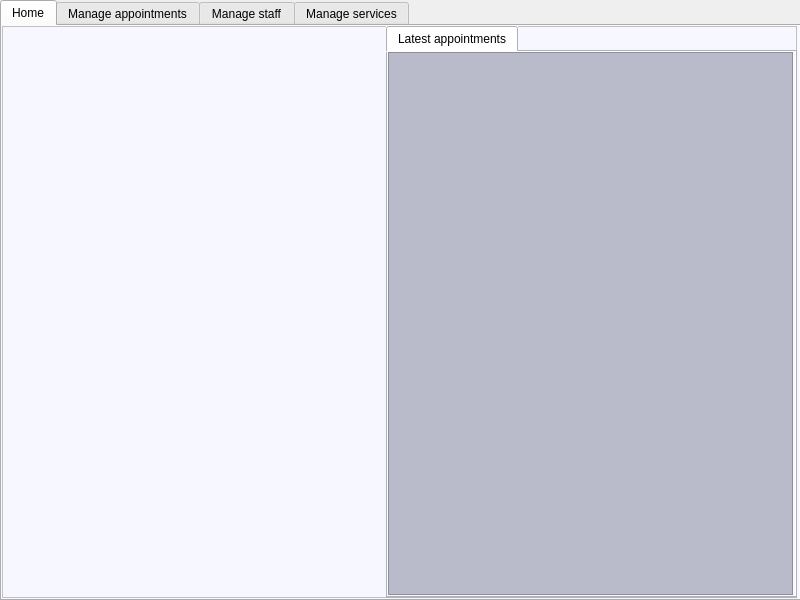
Above: parix_main/parix.ui from r3dbk/parix before the change. Below: the same form after it.
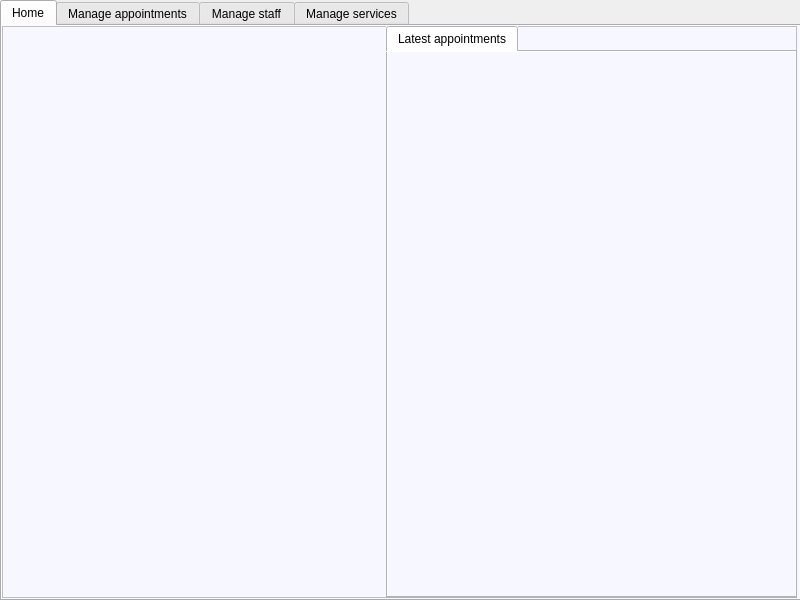
That is the form after the change. Icons and pictures are not drawn.

Patch:
```diff
--- a/parix_main/parix.ui
+++ b/parix_main/parix.ui
@@ -107,35 +107,6 @@
         <attribute name="title">
          <string>Latest appointments</string>
         </attribute>
-        <widget class="QScrollArea" name="scrollArea">
-         <property name="geometry">
-          <rect>
-           <x>0</x>
-           <y>0</y>
-           <width>405</width>
-           <height>543</height>
-          </rect>
-         </property>
-         <property name="styleSheet">
-          <string notr="true">background:none;background-color:#b9baca;</string>
-         </property>
-         <property name="horizontalScrollBarPolicy">
-          <enum>Qt::ScrollBarAlwaysOff</enum>
-         </property>
-         <property name="widgetResizable">
-          <bool>true</bool>
-         </property>
-         <widget class="QWidget" name="scrollAreaWidgetContents">
-          <property name="geometry">
-           <rect>
-            <x>0</x>
-            <y>0</y>
-            <width>403</width>
-            <height>541</height>
-           </rect>
-          </property>
-         </widget>
-        </widget>
        </widget>
       </widget>
      </widget>
```
